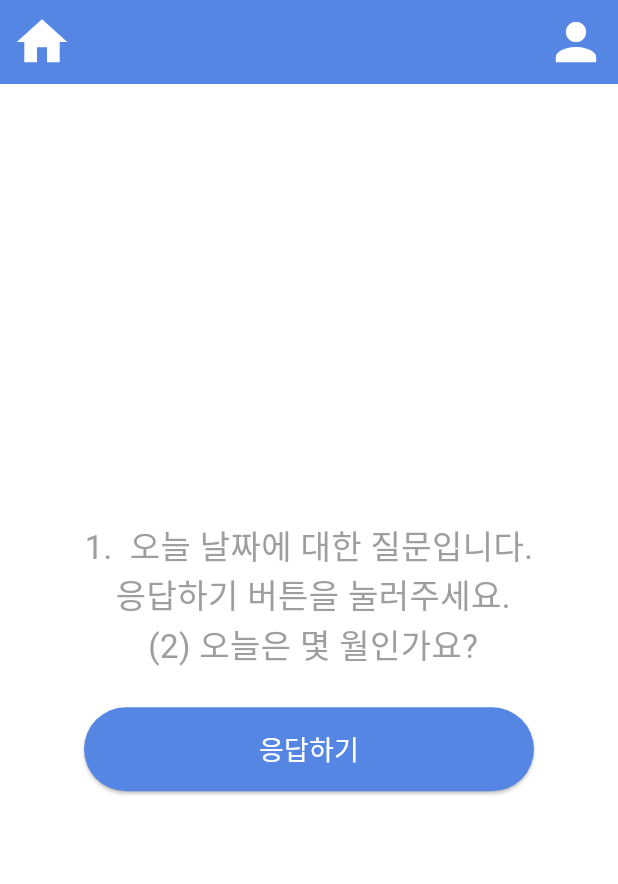
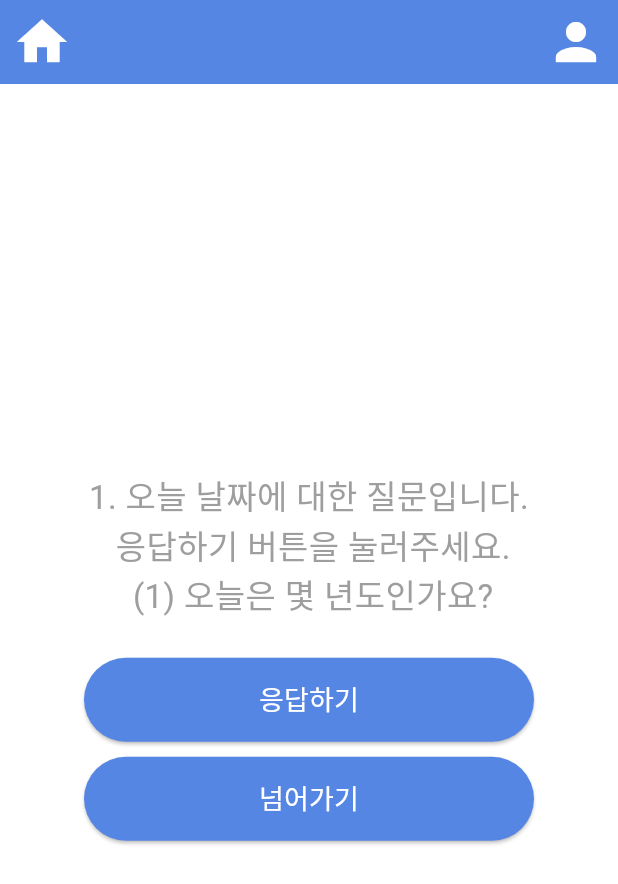
Before and after one commit to JIN-HR/Silvering, a Flutter app: the TestPage screen opened directly, after a tap on "검사 시작하기", after a tap on "다음", on a phone screen of 412 x 824 dp. Shown: the top 884 px of the screen. Run offline on Flutter 3.47's test engine with Material 3 defaults, Android fonts, the light colour scheme and no system bars; our stand-ins replace file_picker, firebase_core, flutter_dotenv, flutter_tts, geolocator, google_maps_flutter and 2 more; missing offline and left inert: exif, geocode, mongo_dart; accounts and stored records are empty; Roboto replaces fonts that are missing (GmarketSansTTF).

Commit message:
login module fn

```diff
--- a/lib/main.dart
+++ b/lib/main.dart
@@ -1,8 +1,20 @@
 import 'package:flutter/material.dart';
 import 'pages/home.dart'; // 실제 홈 페이지로 사용될 페이지
 
-void main() => runApp(MyApp());
+//firebase login
+import 'package:firebase_core/firebase_core.dart';
+import 'firebase_options.dart';
 
+void main() async { // main 함수 비동기로 변경
+  WidgetsFlutterBinding.ensureInitialized(); // Flutter 초기화
+  await Firebase.initializeApp( // Firebase 초기화
+    options: DefaultFirebaseOptions.currentPlatform,
+  );
+  runApp(MyApp()); // MyApp 실행
+}
+
+
+//login 추가 전 main.dart
 class MyApp extends StatelessWidget {
   @override
   Widget build(BuildContext context) {
--- a/lib/pages/diary.dart
+++ b/lib/pages/diary.dart
@@ -89,7 +89,7 @@ class _DiaryPageState extends State<DiaryPage> with WidgetsBindingObserver{
     });
 
     try {
-      final uri = Uri.parse("http://10.0.2.2:5000/generate_caption");  // 로컬 서버 URL
+      final uri = Uri.parse("http://10.240.164.49:5000/generate_caption");  // 로컬 서버 URL
       var request = http.MultipartRequest('POST', uri);
 
       // 이미지 파일을 multipart로 추가
--- a/lib/pages/login.dart
+++ b/lib/pages/login.dart
@@ -0,0 +1,2 @@
+import 'package:firebase_core/firebase_core.dart';
+import 'package:cyber_project/firebase_options.dart';
--- a/lib/pages/test.dart
+++ b/lib/pages/test.dart
@@ -34,6 +34,13 @@ class _TestPageState extends State<TestPage> {
   void initState() {
     super.initState();
     speechService.initialize();
+
+    // currentIndex가 -1일 때 음성을 자동으로 재생
+    if (currentIndex == -1) {
+      Future.delayed(Duration.zero, () {
+        ttsService.speak("검사를 시작합니다. 검사지는 보호자와 함께 수행하는 것을 권장드립니다.");
+      });
+    }
   }
 
 // 퀴즈 화면
@@ -44,14 +51,16 @@ class _TestPageState extends State<TestPage> {
       'ttsText': '오늘 날짜에 대한 질문입니다. 오늘은 몇 년도인지 응답하기 버튼을 누르고 연도를 말씀해주세요.',
       'options': [
         {'text': '응답하기'},
+        {'text': '넘어가기'},
       ],
     },
     {
       'ques_num': 1,
       'question': '1.  오늘 날짜에 대한 질문입니다. \n 응답하기 버튼을 눌러주세요. \n (2) 오늘은 몇 월인가요?',
-      'ttsText': '이어지는 오늘 날짜에 대한 질문입니다. 오늘은 몇 월인지 응답하기 버튼을 누르고 연도를 말씀해주세요.',
+      'ttsText': '이어지는 오늘 날짜에 대한 질문입니다. 오늘은 몇 월인지 응답하기 버튼을 누르고 몇 월인지를 말씀해주세요.',
       'options': [
         {'text': '응답하기'},
+        {'text': '넘어가기'},
       ],
     },
     {
@@ -60,6 +69,7 @@ class _TestPageState extends State<TestPage> {
       'ttsText': '이어지는 오늘 날짜에 대한 질문입니다. 오늘은 며칠인지 응답하기 버튼을 누르고 며칠인지를 말씀해주세요.',
       'options': [
         {'text': '응답하기'},
+        {'text': '넘어가기'},
       ],
     },
     {
@@ -68,6 +78,7 @@ class _TestPageState extends State<TestPage> {
       'ttsText': '마지막 오늘 날짜에 대한 질문입니다. 응답하기 버튼을 누르고 오늘이 무슨 요일인지를 말씀해주세요.',
       'options': [
         {'text': '응답하기'},
+        {'text': '넘어가기'},
       ],
     },
     {
@@ -76,7 +87,8 @@ class _TestPageState extends State<TestPage> {
       'ttsText': '2번 문제입니다. 지금부터 외우셔야 하는 문장 하나를 불러드리겠습니다. 한 번만 들려드리니, 끝까지 잘 듣고 따라해주세요.',
       'options': [
         {'text': '듣기'},
-        {'text': '응답하기'}
+        {'text': '말하기'},
+        {'text': '넘어가기'},
       ],
     },
     {
@@ -85,14 +97,14 @@ class _TestPageState extends State<TestPage> {
       'ttsText':'잘 하셨습니다. 다시 한 번 불러드리겠습니다.  이번에도 다시 여쭈어 볼 테니 잘 듣고 따라 해 보세요.',
       'options': [
         {'text': '듣기'},
-        {'text': '응답하기'}
+        {'text': '넘어가기'}
       ],
     },
     {
       'question': '제가 이 문장을 나중에 여쭤 보겠습니다. 잘 기억하세요.',
       'ttsText':'제가 이 문장을 나중에 여쭤 보겠습니다. 잘 기억해주세요.',
       'options': [
-        {'text': '넘어가기'},
+        {'text': '넘어가기'}
       ],
     },
     {
@@ -100,8 +112,8 @@ class _TestPageState extends State<TestPage> {
       'question': '3-1. 부르는 숫자 바로 따라 말하기 \n 제가 불러드리는 숫자를 그대로 따라 해 주세요. \n 한 번만 불러드릴 수 있으니 잘 들어 주세요. ',
       'ttsText':'다음으로 3번 문제입니다.  제가 불러드리는 숫자를 그대로 따라 해 주세요. 한 번만 불러드릴 수 있으니 잘 들어 주세요. 6   9   7  3',
       'options': [
-        {'text': '듣기'},
-        {'text': '응답하기'}
+        {'text': '응답하기'},
+        {'text': '넘어가기'},
       ],
     },
     {
@@ -109,8 +121,8 @@ class _TestPageState extends State<TestPage> {
       'question': '3-2. 부르는 숫자 바로 따라 말하기 \n 제가 불러드리는 숫자를 그대로 따라 해 주세요. \n 한 번만 불러드릴 수 있으니 잘 들어 주세요. ',
       'ttsText':'다른 숫자를 불러드리겠습니다. 제가 불러드리는 숫자를 그대로 따라 해 주세요. 한 번만 불러드릴 수 있으니 잘 들어 주세요. 5  7  2  8  4',
       'options': [
-        {'text': '듣기'},
-        {'text': '응답하기'}
+        {'text': '응답하기'},
+        {'text': '넘어가기'},
       ],
     },
     {
@@ -118,12 +130,13 @@ class _TestPageState extends State<TestPage> {
       'question': '4. 거꾸로 말하기 \n 제가 불러드리는 말을 끝에서부터 거꾸로 따라 해 주세요.',
       'ttsText':'다음 문제입니다. 제가 불러드리는 말을 끝에서부터 거꾸로 따라 해 주세요. 금,  수,  강,  산',
       'options': [
-        {'text': '듣기'},
-        {'text': '응답하기'}
+        {'text': '응답하기'},
+        {'text': '넘어가기'},
       ],
     },
     {
-      'question': '7. 시공간 기능 ',
+      'ques_num': 5,
+      'question': '5. 시공간 기능 ',
       'ttsText':'',
       'options': [
         {'text': '선택지 1', 'score': 1},
@@ -132,46 +145,52 @@ class _TestPageState extends State<TestPage> {
       ],
     },
     {
-      'question': '8-1. 도형 추론 \n 아래 그림을 보면 모양이 정해진 순서로 나옵니다. \n 모양들을 보면서 어떤 순서로 나오는지 생각해 보세요. \n 자, 네모, 동그라미, 세모, 네모, 빈칸 세모. \n 그렇다면 여기 빈 칸에는 무엇이 들어가야 할까요?',
+
+      'question': '6-1. 도형 추론 \n 아래 그림을 보면 모양이 정해진 순서로 나옵니다. \n 모양들을 보면서 어떤 순서로 나오는지 생각해 보세요. \n 자, 네모, 동그라미, 세모, 네모, 빈칸 세모. \n 그렇다면 여기 빈 칸에는 무엇이 들어가야 할까요?',
       'ttsText':'다음으로 도형 추론 문제입니다. 문제를 잘 듣고 보기 중 하나를 선택해 주세요. 아래 그림을 보면 모양이 정해진 순서로 나옵니다.  모양들을 보면서 어떤 순서로 나오는지 생각해 보세요.자, 네모, 동그라미, 세모, 네모, 빈칸 세모. 그렇다면 여기 빈 칸에는 무엇이 들어가야 할까요? 화면의 보기 중 하나를 선택해주세요.  ',
+      'image' : 'lib/pictures/Q7.png',
       'options': [
-        {'text': '선택지 1', 'score': 1},
-        {'text': '선택지 2', 'score': 0},
-        {'text': '선택지 3', 'score': 0},
+        {'text': '1 (네모)', 'score': 0},
+        {'text': '2 (동그라미)', 'score': 1},
+        {'text': '3 (세모)', 'score': 0},
       ],
     },
     {
-      'question': '8-2. 도형 추론 \n 여기 네 칸 중의 한 칸에 별이 있습니다. \n 별이 이렇게 다른 위치로 이동합니다. \n 어떤 식으로 이동하는지 잘 생각해 보십시오 \n 여기서는 네 칸 중 별이 어디에 위치하게 될까요?',
+      'question': '6-2. 도형 추론 \n 여기 네 칸 중의 한 칸에 별이 있습니다. \n 별이 이렇게 다른 위치로 이동합니다. \n 어떤 식으로 이동하는지 잘 생각해 보십시오 \n 여기서는 네 칸 중 별이 어디에 위치하게 될까요?',
       'ttsText':'다음 도형 문제입니다. 문제를 잘 듣고 보기 중 하나를 선택해 주세요. 여기 네 칸 중의 한 칸에 별이 있습니다. 별이 이렇게 다른 위치로 이동합니다. 어떤 식으로 이동하는지 잘 생각해 보십시오. 마지막에는 네 칸 중 별이 어디에 위치하게 될까요? 보기 중 하나를 선택하세요. ',
+      'image' : 'lib/pictures/Q8.png',
       'options': [
-        {'text': '선택지 1', 'score': 1},
-        {'text': '선택지 2', 'score': 1},
-        {'text': '선택지 3', 'score': 1},
+        {'text': '1', 'score': 0},
+        {'text': '2', 'score': 1},
+        {'text': '3', 'score': 0},
+        {'text': '4', 'score': 0},
       ],
     },
     {
-      'question': '8-3. 도형 추론 \n 카드에 숫자와 계절이 하나씩 적혀 있습니다. \n 1, 봄, 2, 여름, 이렇게 연결되어 나갑니다.  \n 그렇다면 여기 빈 칸에는 무엇이 들어가야 할까요?',
-      'ttsText':'다음 문제입니다. 문제를 잘 듣고 보기 중 하나를 선택해 주세요. 카드에 숫자와 계절이 하나씩 적혀 있습니다. 1, 봄, 2, 여름, 이렇게 연결되어 나갑니다. 그렇다면 여기 첫 번째 칸에는 무엇이 들어가야 할까요? 보기에서 선택하세요. ',
+      'question': '6-3. 도형 추론 \n 카드에 숫자와 계절이 하나씩 적혀 있습니다. \n 1, 봄, 2, 여름, 이렇게 연결되어 나갑니다.  \n 빨간색 카드에 들어갈 말을 선택해주세요.',
+      'ttsText':'다음 문제입니다. 문제를 잘 듣고 보기 중 하나를 선택해 주세요. 카드에 숫자와 계절이 하나씩 적혀 있습니다. 1, 봄, 2, 여름, 이렇게 연결되어 나갑니다. 빨간색 카드에 들어갈 말을 보기에서 선택하세요. ',
+      'image' : 'lib/pictures/Q9.png',
       'options': [
-        {'text': '1', 'score': 0},
-        {'text': '2', 'score': 0},
-        {'text': '3', 'score': 0},
         {'text': '4', 'score': 1},
+        {'text': '5', 'score': 0},
+        {'text': '여름', 'score': 0},
+        {'text': '가을', 'score': 0},
       ],
     },
     {
-      'question': '8-3. 도형 추론 \n 카드에 숫자와 계절이 하나씩 적혀 있습니다. \n 1, 봄, 2, 여름, 이렇게 연결되어 나갑니다.  \n 그렇다면 여기 빈 칸에는 무엇이 들어가야 할까요?',
-      'ttsText':'두 번째 칸에는 어떤 것이 들어갈까요? ',
+      'question': '6-3. 도형 추론 \n 카드에 숫자와 계절이 하나씩 적혀 있습니다. \n 1, 봄, 2, 여름, 이렇게 연결되어 나갑니다.  \n 파란색 카드에 들어갈 말을 선택해주세요.',
+      'ttsText':'다음으로는, 파란색 카드에 들어갈 말을 보기에서 선택하세요. ',
+      'image' : 'lib/pictures/Q10.png',
       'options': [
-        {'text': '봄', 'score': 0},
+        {'text': '4', 'score': 0},
+        {'text': '5', 'score': 0},
         {'text': '여름', 'score': 1},
         {'text': '가을', 'score': 0},
-        {'text': '겨울', 'score': 0},
       ],
     },
     {
-      'ques_num': 9,
-      'question': '9-1. 기억력 \n 앞서 제가 어떤 사람의 이름을 말했는데 누구일까요? ',
+      'ques_num': 7,
+      'question': '7-1. 기억력 \n 앞서 제가 어떤 사람의 이름을 말했는데 누구일까요? ',
       'ttsText':'다음 문제입니다. 제가 앞서 외우라고 말씀드린 문장이 기억 나시나요? 그 문제에 대한 질문입니다. 앞서 제가 어떤 사람의 이름을 말했는데 누구일까요?',
       'options': [
         {'text': '영수', 'score': 0},
@@ -180,7 +199,8 @@ class _TestPageState extends State<TestPage> {
       ],
     },
     {
-      'question': '9-2. 기억력 \n 무엇을 타고 갔습니까? ',
+      'ques_num': 7,
+      'question': '7-2. 기억력 \n 무엇을 타고 갔습니까? ',
       'ttsText':'그 사람이 무엇을 타고 갔습니까? ',
       'options': [
         {'text': '버스', 'score': 0},
@@ -189,8 +209,8 @@ class _TestPageState extends State<TestPage> {
       ],
     },
     {
-      'ques_num': 9,
-      'question': '9-3. 기억력 \n 어디에 갔습니까? ',
+      'ques_num': 7,
+      'question': '7-3. 기억력 \n 어디에 갔습니까? ',
       'ttsText':'그 사람이 어디에 갔습니까? ',
       'options': [
         {'text': '공원', 'score': 1},
@@ -199,8 +219,8 @@ class _TestPageState extends State<TestPage> {
       ],
     },
     {
-      'ques_num': 9,
-      'question': '9-4. 기억력 \n 몇 시부터 했습니까?',
+      'ques_num': 7,
+      'question': '7-4. 기억력 \n 몇 시부터 했습니까?',
       'ttsText':'몇 시부터 했습니까? ',
       'options': [
         {'text': '10시', 'score': 1},
@@ -209,8 +229,8 @@ class _TestPageState extends State<TestPage> {
       ],
     },
     {
-      'ques_num': 9,
-      'question': '9-5. 기억력 \n 무엇을 했습니까?',
+      'ques_num': 7,
+      'question': '7-5. 기억력 \n 무엇을 했습니까?',
       'ttsText':'무엇을 했습니까?',
       'options': [
         {'text': '농구', 'score': 1},
@@ -223,9 +243,7 @@ class _TestPageState extends State<TestPage> {
   // 시작
   void startTest() {
     setState(() {
-      currentIndex = 0;
-      //tts 안내
-      ttsService.speak("검사를 시작합니다. \n 검사지는 보호자와 함꼐 수행하는 것을 권장드립니다.");
+      currentIndex = 0; // 질문 페이지로 이동
     });
   }
 
@@ -234,17 +252,15 @@ class _TestPageState extends State<TestPage> {
     setState(() {
       totalScore += score;
       if (currentIndex < questions.length) {
-        currentIndex++;
-        String ttsPrompt = questions[currentIndex - 1]['ttsText']; // 변경된 필드 사용
-        ttsService.speak(ttsPrompt);  // 변경된 텍스트를 읽습니다.
+        currentIndex++; // currentIndex로만 페이지 이동 관리
+        String ttsPrompt = questions[currentIndex-1]['ttsText'] ?? "다음 질문을 확인하세요.";
+        ttsService.speak(ttsPrompt);
       } else {
+        ttsService.speak("검사가 완료되었습니다. 총 점수는 $totalScore점입니다.").then((_) {
           Navigator.push(
             context,
-          MaterialPageRoute(
-            builder: (context) => ResultPage(score: totalScore),
-          ),
-        ).then((_) {
-          ttsService.speak("검사가 완료되었습니다. 총 점수는 $totalScore점입니다.");
+            MaterialPageRoute(builder: (context) => ResultPage(score: totalScore)),
+          );
         });
       }
     });
@@ -257,11 +273,12 @@ class _TestPageState extends State<TestPage> {
       appBar: buildAppBar(context),
       body: Center(
         child: currentIndex == -1
-            ? buildIntroScreen()
+            ? buildIntroScreen() // currentIndex가 -1일 때 안내 화면 표시
             : (currentIndex == 0 ? buildInputScreen() : buildQuestionPage()),
       ),
     );
   }
+
 
   // 공통 AppBar 위젯
   PreferredSizeWidget buildAppBar(BuildContext context) {
@@ -444,54 +461,67 @@ class _TestPageState extends State<TestPage> {
     );
   }
 
-  // 기존의 handleResponse 함수를 수정하여 API 호출을 포함
   void handleResponse({String? buttonText}) async {
-    await ttsService.speak("응답을 시작합니다."); // TTS 안내 후
+    // 현재 질문을 가져오기
+    var currentQuestion = questions[currentIndex];
+    int score = 0; // 기본 점수
 
-    try {
+    if (buttonText == '말하기') {
+      // '말하기' 버튼을 눌렀을 때: STT 사용하여 음성 받기, score = 0
       await speechService.startListening((result) async {
         if (result.finalResult) {
           await speechService.stopListening();
           String userResponse = result.recognizedWords;
+          if (userResponse.isNotEmpty) {
+            ttsService.speak("응답을 받았습니다.");
+            proceedToNextQuestion(score); // score는 0으로 진행
+          } else {
+            ttsService.speak("응답을 받지 못하였습니다. 다시 한 번 말씀해주세요.");
+            handleResponse(buttonText: buttonText); // STT 다시 시작
+          }
+        }
+      });
+    } else if (buttonText == '넘어가기') {
+      // '넘어가기' 버튼을 눌렀을 때: STT와 API 둘 다 사용하지 않음, score = 0
+      proceedToNextQuestion(score);
+    } else if (buttonText == '듣기') {
+      // '듣기' 버튼을 눌렀을 때: TTS로 문제 읽기, score = 0
+      await ttsService.speak(currentQuestion['ttsText'] ?? "다음 문제를 들으세요.");
+    } else if (buttonText == '응답하기') {
+      await ttsService.speak("응답을 시작합니다."); // 응답 시작 안내 TTS
+      await Future.delayed(Duration(milliseconds: 1500)); // 지연 시간 추가
+
+      // 이후 STT로 사용자 음성 받기
+      await speechService.startListening((result) async {
+        if (result.finalResult) {
+          await speechService.stopListening();
+          String userResponse = result.recognizedWords;
+          print("사용자 응답: $userResponse");
 
           if (userResponse.isNotEmpty) {
             ttsService.speak("응답을 받았습니다.");
-            print("user 응답: $userResponse");
-
-            // 현재 질문의 questionNumber 가져오기
-            var currentQuestion = questions[currentIndex];
-            int? questionNumber = currentQuestion.containsKey('ques_num') ? currentQuestion['ques_num'] : null;
-
-            if (questionNumber != null) {
-              // ques_num이 있을 경우 API로 점수 요청
-              int score = await sendResponseAndGetScore(userResponse, questionNumber);
-              print("score: $score");
-              proceedToNextQuestion(score); // 점수에 따라 다음 질문으로 이동
-            } else if (buttonText == '넘어가기') {
-              // "넘어가기" 버튼인 경우 다음 질문으로 바로 이동
-              proceedToNextQuestion(0);
+            await Future.delayed(Duration(milliseconds: 1000)); // 짧은 지연 추가
+            int questionNumber = currentQuestion['ques_num'];
+            score = await sendResponseAndGetScore(userResponse, questionNumber);
+            proceedToNextQuestion(score);
           } else {
-              // ques_num이 없을 경우, 선택지에서 score를 가져와서 사용
-              int score = currentQuestion['options']
-                  .firstWhere((option) => option['text'] == buttonText)['score'];
-              proceedToNextQuestion(score);
-            }
-          } else {
-            ttsService.speak("응답을 받지 못하였습니다. 다시 한 번 말씀해주세요.");
-            handleResponse(); // 음성 인식을 다시 시작하여 응답을 받음
+            await ttsService.speak("응답을 받지 못하였습니다. 다시 한 번 말씀해주세요.");
+            handleResponse(buttonText: buttonText); // 재시도
           }
         }
       });
-    } catch (error) {
-      // error_no_match 오류 처리
-      if (error.toString().contains('error_no_match')) {
-        await ttsService.speak("음성 인식이 제대로 되지 않았습니다. 다시 응답해주세요.");
-        handleResponse(); // 음성 인식을 다시 시작하여 재응답 받음
-      } else {
-        print("Error: $error");
+    }
+    else {
+      // 선택지의 점수를 바로 반영하는 경우 (STT와 API 둘 다 사용하지 않음)
+      score = currentQuestion['options']
+          .firstWhere((option) => option['text'] == buttonText, orElse: () => {'score': 0})['score'];
+      proceedToNextQuestion(score);
     }
   }
-  }
+
+
+
+
 
 
   // 응답의 유효성을 확인하는 함수
@@ -523,8 +553,7 @@ class _TestPageState extends State<TestPage> {
 
   // 서버로부터 점수를 요청하고 받아오는 함수
   Future<int> sendResponseAndGetScore(String userResponse, int questionNumber) async {
-    int questionNumber = questions[currentIndex]['ques_num'];  // 현재 질문의 ques_num을 전달
-    var url = Uri.parse('http://10.240.134.72:5000/evaluate');
+    var url = Uri.parse('http://10.240.164.49:5000/evaluate');
 
     var httpResponse = await http.post(url, headers: {
       "Content-Type": "application/json"
@@ -541,42 +570,42 @@ class _TestPageState extends State<TestPage> {
         return jsonResponse['evaluation'] as int;
       } else {
         print("Error: 응답에 'evaluation' 키가 없습니다.");
-        return 0; // 기본값 반환
+        return 0;
       }
     } else {
       throw Exception('Failed to load score');
     }
   }
 
+
   // 다음 질문으로 진행하는 함수
-  void proceedToNextQuestion(int score) {
+  // 다음 질문으로 진행하는 함수
+  void proceedToNextQuestion(int score) async {
     setState(() {
       totalScore += score;
-      if (currentIndex < questions.length - 1) {
-        // 다음 질문을 준비하고 확인 메시지를 출력
       currentIndex++;
-        ttsService.speak("확인되었습니다. 다음 질문으로 넘어가겠습니다.").then((_) {
-          // 다음 질문의 TTS 안내 시작
+    });
+
+    if (currentIndex < questions.length) {
+      await ttsService.speak("확인되었습니다. 다음 질문으로 넘어가겠습니다.");
       String ttsPrompt = questions[currentIndex-1]['ttsText'] ?? "다음 질문을 확인하세요.";
-          ttsService.speak(ttsPrompt);
-        });
+      await ttsService.speak(ttsPrompt);
     } else {
-        ttsService.speak("검사가 완료되었습니다.").then((_) {
+      await ttsService.speak("검사가 완료되었습니다.");
       Navigator.push(
         context,
         MaterialPageRoute(builder: (context) => ResultPage(score: totalScore)),
       );
-        });
     }
-    });
   }
+
 
 
 
 
   // 퀴즈 화면에서 '듣기', '응답하기', '넘어가기' 버튼 처리를 구현
   Widget buildQuestionPage() {
-    final question = questions[currentIndex];
+    final question = questions[currentIndex-1];
     return Container(
       color: Colors.white,
       padding: EdgeInsets.all(20),
@@ -588,6 +617,15 @@ class _TestPageState extends State<TestPage> {
             textAlign: TextAlign.center,
             style: TextStyle(fontSize: 22, color: Colors.grey),
           ),
+          if (question.containsKey('image')) ...[
+            SizedBox(height: 10),
+            Image.asset(
+              question['image'],
+              width: 380,
+              height: 180,
+              fit: BoxFit.contain,
+            ),
+          ],
           SizedBox(height: 20),
           ...question['options'].map<Widget>((option) {
             return Container(
```
Also changed, not shown: pubspec.yaml (+6 -1 lines), firebase.json (added), lib/firebase_options.dart (added), lib/pictures/Q10.png (added), lib/pictures/Q7.png (added), lib/pictures/Q8.png (added), lib/pictures/Q9.png (added), pubspec.lock, 3 other files. Lines whose indentation alone changed are shown as unchanged.
